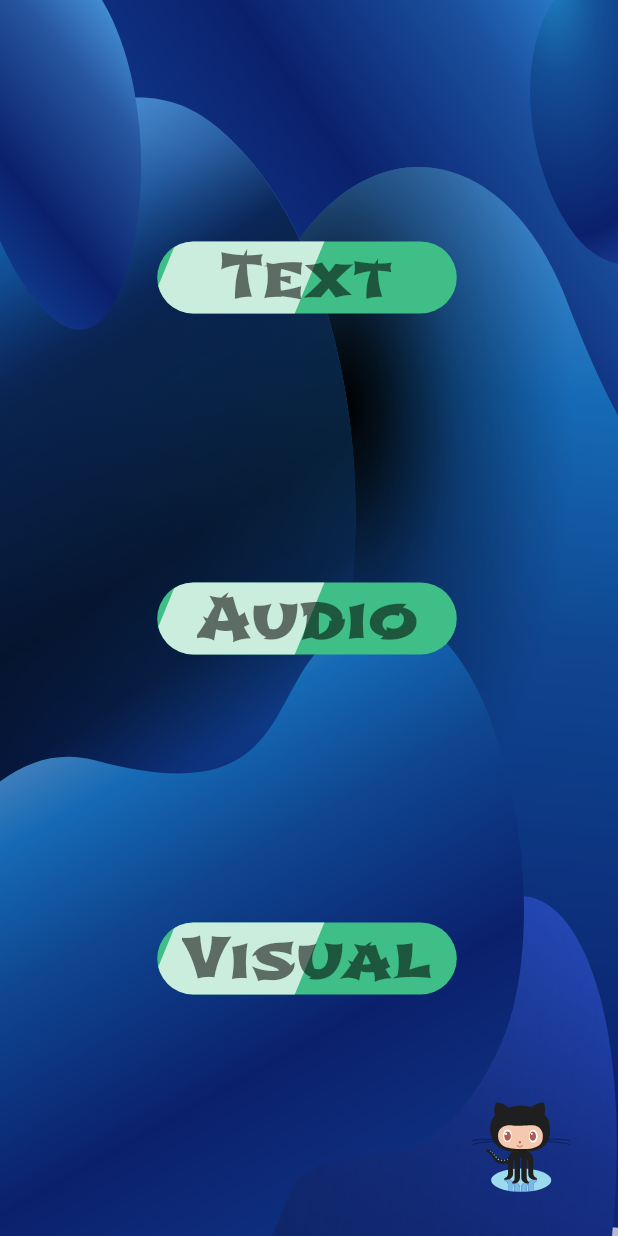
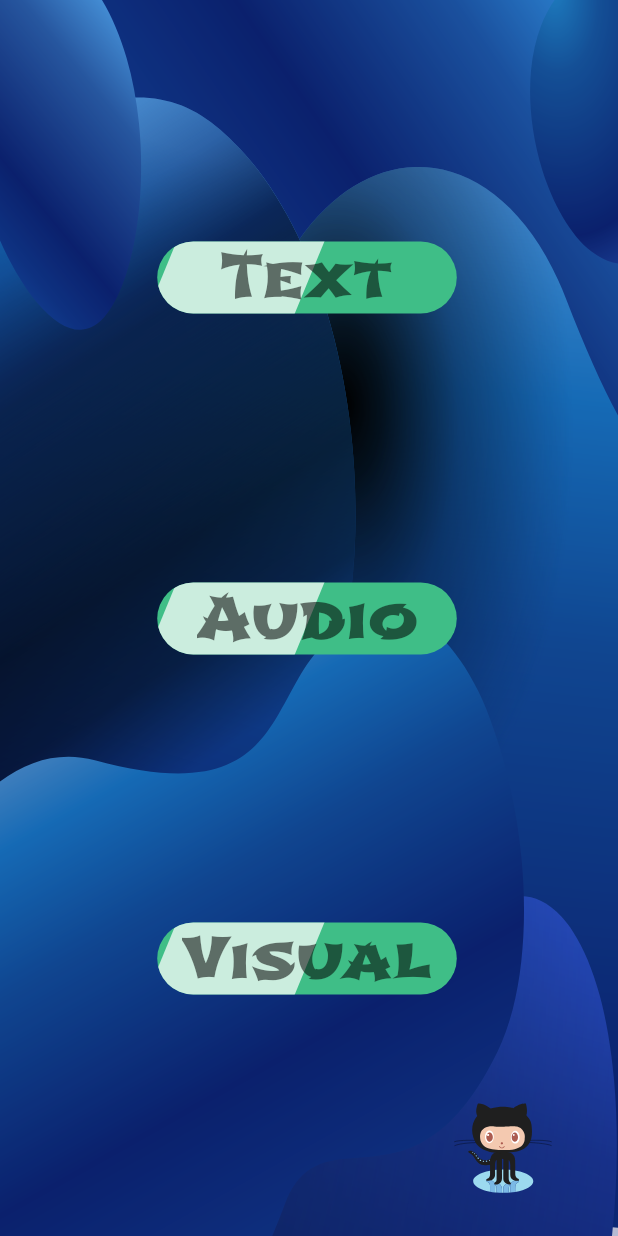
Before and after one commit to Philotes-exceptus/ExpertGoggles, an Android app: the Home screen opened directly, with no data from a screen before it, on a phone screen of 412 x 824 dp. Run offline under Robolectric (Android 15) with nearby library versions, the light colour scheme and no system bars.

```diff
--- a/app/src/main/res/layout/home_screen.xml
+++ b/app/src/main/res/layout/home_screen.xml
@@ -74,12 +74,13 @@
         android:id="@+id/github"
         android:layout_width="92dp"
         android:layout_height="80dp"
+        android:layout_marginEnd="12dp"
         android:onClick="githubStar"
         android:scaleType="centerCrop"
         app:layout_constraintBottom_toBottomOf="parent"
         app:layout_constraintEnd_toStartOf="@+id/guideline2"
         app:layout_constraintTop_toTopOf="parent"
-        app:layout_constraintVertical_bias="0.974"
+        app:layout_constraintVertical_bias="0.975"
         app:lottie_autoPlay="true"
         app:lottie_loop="true"
         app:lottie_rawRes="@raw/github"
```
